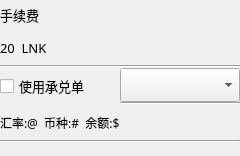
Old version of the form FeeChooseWidget.ui in the repository HcashOrg/hx-indicator.
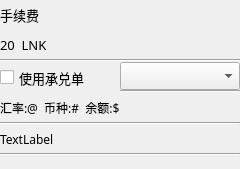
New version of the form.

Diff of the .ui file:
```diff
--- a/FeeChooseWidget.ui
+++ b/FeeChooseWidget.ui
@@ -7,7 +7,7 @@
     <x>0</x>
     <y>0</y>
     <width>240</width>
-    <height>156</height>
+    <height>169</height>
    </rect>
   </property>
   <property name="font">
@@ -18,7 +18,7 @@
   <property name="windowTitle">
    <string>Form</string>
   </property>
-  <layout class="QVBoxLayout" name="verticalLayout_All" stretch="1,1,1,1,0">
+  <layout class="QVBoxLayout" name="verticalLayout_5" stretch="1,1,1,1,1,0">
    <property name="spacing">
     <number>0</number>
    </property>
@@ -219,6 +219,27 @@
      </item>
     </layout>
    </item>
+   <item>
+    <layout class="QVBoxLayout" name="verticalLayout_3">
+     <property name="spacing">
+      <number>0</number>
+     </property>
+     <item>
+      <widget class="QLabel" name="tipLabel">
+       <property name="text">
+        <string>TextLabel</string>
+       </property>
+      </widget>
+     </item>
+     <item>
+      <widget class="Line" name="line_7">
+       <property name="orientation">
+        <enum>Qt::Horizontal</enum>
+       </property>
+      </widget>
+     </item>
+    </layout>
+   </item>
    <item>
     <spacer name="verticalSpacer">
      <property name="orientation">
```
